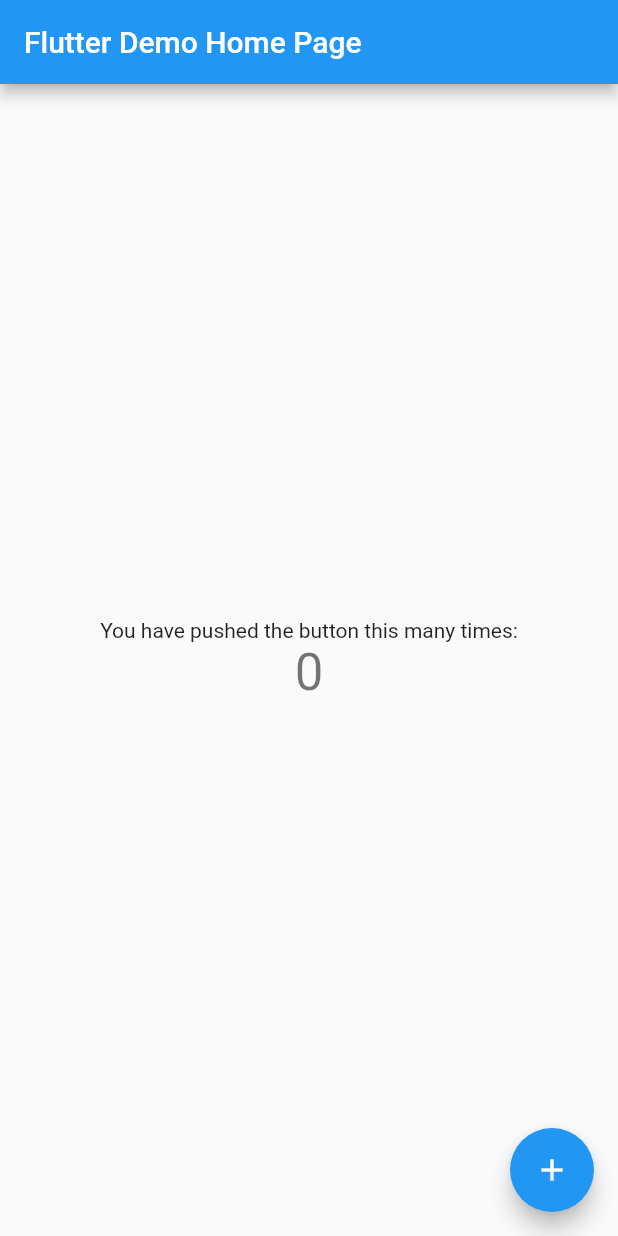
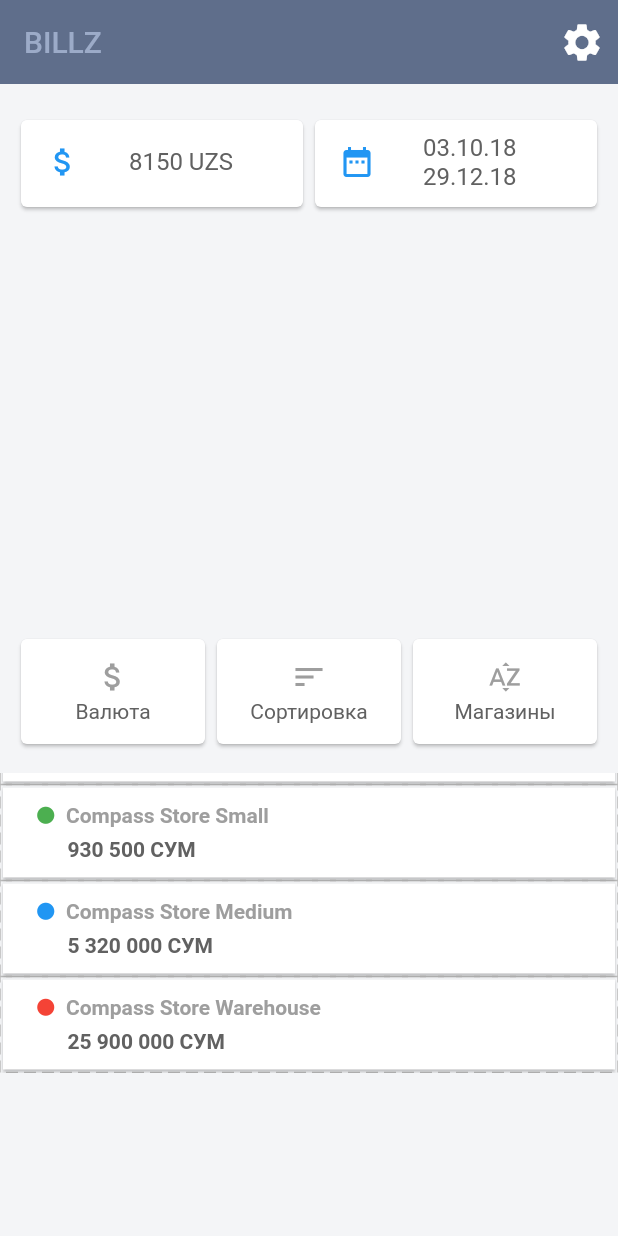
Before and after one commit to kazimVahobov/SampleApp, a Flutter app: the screen it shows after launch, on a phone screen of 412 x 824 dp. Run offline on Flutter 3.47's test engine with Material 2 defaults, Android fonts, the phone set to English and light mode, and no system bars; drawn by our look-alikes of dotted_border.

```diff
--- /dev/null
+++ b/lib/home_screen.dart
@@ -0,0 +1,83 @@
+import 'package:SampleApp/widgets/clickable_card.dart';
+import 'package:SampleApp/widgets/store_card.dart';
+import 'package:SampleApp/widgets/unclickable_card.dart';
+import 'package:dotted_border/dotted_border.dart';
+import 'package:flutter/cupertino.dart';
+import 'package:flutter/material.dart';
+
+import 'models/store_data.model.dart';
+
+class HomeScreen extends StatefulWidget {
+  @override
+  _HomeScreenState createState() => _HomeScreenState();
+}
+
+class _HomeScreenState extends State<HomeScreen> {
+  @override
+  Widget build(BuildContext context) {
+    return Scaffold(
+      backgroundColor: Theme.of(context).primaryColor,
+      appBar: AppBar(
+        title: Text(
+          'BILLZ',
+          style: TextStyle(
+              fontSize: 20.0, color: Color.fromARGB(255, 156, 171, 200)),
+        ),
+        backgroundColor: Theme.of(context).accentColor,
+        elevation: 0.0,
+        actions: <Widget>[
+          IconButton(
+            icon: Icon(Icons.settings),
+            iconSize: 30.0,
+            color: Colors.white,
+            onPressed: () {},
+          ),
+        ],
+      ),
+      body: Container(
+        child: Column(
+          children: <Widget>[
+            Padding(
+              padding: EdgeInsets.symmetric(vertical: 20.0, horizontal: 10.0),
+              child: Row(
+                mainAxisSize: MainAxisSize.max,
+                mainAxisAlignment: MainAxisAlignment.spaceBetween,
+                children: <Widget>[
+                  UnClickableCard(icon: Icons.attach_money, label: '8150 UZS'),
+                  UnClickableCard(
+                      icon: Icons.date_range, label: '03.10.18 29.12.18')
+                ],
+              ),
+            ),
+            Container(
+              height: 250,
+            ),
+            Padding(
+              padding: EdgeInsets.symmetric(vertical: 10.0, horizontal: 10.0),
+              child: Row(
+                mainAxisSize: MainAxisSize.max,
+                mainAxisAlignment: MainAxisAlignment.spaceBetween,
+                children: <Widget>[
+                  ClickableCard(icon: Icons.attach_money, label: 'Валюта'),
+                  ClickableCard(icon: Icons.sort, label: 'Сортировка'),
+                  ClickableCard(icon: Icons.sort_by_alpha, label: 'Магазины')
+                ],
+              ),
+            ),
+            Padding(
+              padding: EdgeInsets.symmetric(vertical: 5.0),
+              child: Container(
+                  height: 200,
+                  child: ListView.builder(
+                      reverse: true,
+                      itemCount: stores.length,
+                      itemBuilder: (BuildContext context, int index) {
+                        return StoreCard(data: stores[index]);
+                      })),
+            )
+          ],
+        ),
+      ),
+    );
+  }
+}
--- a/lib/main.dart
+++ b/lib/main.dart
@@ -1,117 +1,21 @@
 import 'package:flutter/material.dart';
 
-void main() {
-  runApp(MyApp());
-}
+import 'home_screen.dart';
+
+void main() => runApp(MyApp());
 
 class MyApp extends StatelessWidget {
   // This widget is the root of your application.
   @override
   Widget build(BuildContext context) {
     return MaterialApp(
-      title: 'Flutter Demo',
+      title: 'BILLZ',
+      debugShowCheckedModeBanner: false,
       theme: ThemeData(
-        // This is the theme of your application.
-        //
-        // Try running your application with "flutter run". You'll see the
-        // application has a blue toolbar. Then, without quitting the app, try
-        // changing the primarySwatch below to Colors.green and then invoke
-        // "hot reload" (press "r" in the console where you ran "flutter run",
-        // or simply save your changes to "hot reload" in a Flutter IDE).
-        // Notice that the counter didn't reset back to zero; the application
-        // is not restarted.
-        primarySwatch: Colors.blue,
-        // This makes the visual density adapt to the platform that you run
-        // the app on. For desktop platforms, the controls will be smaller and
-        // closer together (more dense) than on mobile platforms.
-        visualDensity: VisualDensity.adaptivePlatformDensity,
+        primaryColor: Color.fromARGB(255, 244, 245, 247),
+        accentColor: Color.fromARGB(255, 95, 110, 139),
       ),
-      home: MyHomePage(title: 'Flutter Demo Home Page'),
+      home: HomeScreen(),
     );
   }
 }
-
-class MyHomePage extends StatefulWidget {
-  MyHomePage({Key key, this.title}) : super(key: key);
-
-  // This widget is the home page of your application. It is stateful, meaning
-  // that it has a State object (defined below) that contains fields that affect
-  // how it looks.
-
-  // This class is the configuration for the state. It holds the values (in this
-  // case the title) provided by the parent (in this case the App widget) and
-  // used by the build method of the State. Fields in a Widget subclass are
-  // always marked "final".
-
-  final String title;
-
-  @override
-  _MyHomePageState createState() => _MyHomePageState();
-}
-
-class _MyHomePageState extends State<MyHomePage> {
-  int _counter = 0;
-
-  void _incrementCounter() {
-    setState(() {
-      // This call to setState tells the Flutter framework that something has
-      // changed in this State, which causes it to rerun the build method below
-      // so that the display can reflect the updated values. If we changed
-      // _counter without calling setState(), then the build method would not be
-      // called again, and so nothing would appear to happen.
-      _counter++;
-    });
-  }
-
-  @override
-  Widget build(BuildContext context) {
-    // This method is rerun every time setState is called, for instance as done
-    // by the _incrementCounter method above.
-    //
-    // The Flutter framework has been optimized to make rerunning build methods
-    // fast, so that you can just rebuild anything that needs updating rather
-    // than having to individually change instances of widgets.
-    return Scaffold(
-      appBar: AppBar(
-        // Here we take the value from the MyHomePage object that was created by
-        // the App.build method, and use it to set our appbar title.
-        title: Text(widget.title),
-      ),
-      body: Center(
-        // Center is a layout widget. It takes a single child and positions it
-        // in the middle of the parent.
-        child: Column(
-          // Column is also a layout widget. It takes a list of children and
-          // arranges them vertically. By default, it sizes itself to fit its
-          // children horizontally, and tries to be as tall as its parent.
-          //
-          // Invoke "debug painting" (press "p" in the console, choose the
-          // "Toggle Debug Paint" action from the Flutter Inspector in Android
-          // Studio, or the "Toggle Debug Paint" command in Visual Studio Code)
-          // to see the wireframe for each widget.
-          //
-          // Column has various properties to control how it sizes itself and
-          // how it positions its children. Here we use mainAxisAlignment to
-          // center the children vertically; the main axis here is the vertical
-          // axis because Columns are vertical (the cross axis would be
-          // horizontal).
-          mainAxisAlignment: MainAxisAlignment.center,
-          children: <Widget>[
-            Text(
-              'You have pushed the button this many times:',
-            ),
-            Text(
-              '$_counter',
-              style: Theme.of(context).textTheme.headline4,
-            ),
-          ],
-        ),
-      ),
-      floatingActionButton: FloatingActionButton(
-        onPressed: _incrementCounter,
-        tooltip: 'Increment',
-        child: Icon(Icons.add),
-      ), // This trailing comma makes auto-formatting nicer for build methods.
-    );
-  }
-}
--- /dev/null
+++ b/lib/models/store_data.model.dart
@@ -0,0 +1,42 @@
+class StoreData {
+  String tag;
+  String label;
+  String sum;
+  String currency;
+
+  StoreData({this.tag, this.label, this.sum, this.currency});
+}
+
+final StoreData firstStore = new StoreData(
+    tag: 'red',
+    label: 'Compass Store Warehouse',
+    sum: '25 900 000',
+    currency: 'СУМ');
+final StoreData secondStore = new StoreData(
+    tag: 'blue',
+    label: 'Compass Store Medium',
+    sum: '5 320 000',
+    currency: 'СУМ');
+final StoreData thirdStore = new StoreData(
+    tag: 'green',
+    label: 'Compass Store Small',
+    sum: '930 500',
+    currency: 'СУМ');
+final StoreData fourthStore = new StoreData(
+    tag: 'red',
+    label: 'Compass Store Fourth',
+    sum: '25 900 000',
+    currency: 'СУМ');
+final StoreData fifthStore = new StoreData(
+    tag: 'green',
+    label: 'Compass Store Fifth',
+    sum: '25 600 000',
+    currency: 'СУМ');
+
+List<StoreData> stores = [
+  firstStore,
+  secondStore,
+  thirdStore,
+  fourthStore,
+  fifthStore
+];
--- /dev/null
+++ b/lib/styles/card_label.dart
@@ -0,0 +1,9 @@
+import 'package:flutter/material.dart';
+
+class CardLabelStyle {
+  static TextStyle cardLabelStyle(BuildContext context) {
+    return TextStyle(
+        color: Colors.grey[700]
+    );
+  }
+}
--- /dev/null
+++ b/lib/widgets/clickable_card.dart
@@ -0,0 +1,39 @@
+import 'package:SampleApp/styles/card_label.dart';
+import 'package:flutter/material.dart';
+
+class ClickableCard extends StatefulWidget {
+  final IconData icon;
+  final String label;
+
+  ClickableCard({this.icon, this.label});
+
+  @override
+  _ClickableCardState createState() => _ClickableCardState();
+}
+
+class _ClickableCardState extends State<ClickableCard> {
+  @override
+  Widget build(BuildContext context) {
+    return Expanded(
+      child: Card(
+        child: InkWell(
+          child: Container(
+            height: 70,
+            child: Column(
+              mainAxisAlignment: MainAxisAlignment.center,
+              children: <Widget>[
+                Icon(widget.icon, color: Colors.grey),
+                SizedBox(height: 3.0),
+                Text(
+                  widget.label,
+                  style: CardLabelStyle.cardLabelStyle(context),
+                )
+              ],
+            ),
+          ),
+          onTap: () {},
+        ),
+      ),
+    );
+  }
+}
--- /dev/null
+++ b/lib/widgets/store_card.dart
@@ -0,0 +1,73 @@
+import 'package:SampleApp/models/store_data.model.dart';
+import 'package:dotted_border/dotted_border.dart';
+import 'package:flutter/material.dart';
+
+class StoreCard extends StatefulWidget {
+
+  final StoreData data;
+
+  StoreCard({this.data});
+
+  @override
+  _StoreCardState createState() => _StoreCardState();
+}
+
+class _StoreCardState extends State<StoreCard> {
+
+  _getTagColor(String tag) {
+    if (tag == 'red') return Colors.red;
+    else if (tag == 'blue') return Colors.blue;
+    else if (tag == 'green') return Colors.green;
+  }
+
+  _getSum(String sum, String currency) {
+    return sum + ' ' + currency;
+  }
+
+  @override
+  Widget build(BuildContext context) {
+    return DottedBorder(
+      color: Colors.grey[400],
+      strokeWidth: 1,
+      dashPattern: [8, 4],
+      child: Card(
+        margin: EdgeInsets.all(0),
+        shape: RoundedRectangleBorder(borderRadius: BorderRadius.circular(0)),
+        child: InkWell(
+          child: Container(
+            padding: EdgeInsets.fromLTRB(20.0, 5.0, 10.0, 5.0),
+            height: 60,
+            child: Column(
+              mainAxisAlignment: MainAxisAlignment.center,
+              children: <Widget>[
+                Row(
+                  children: <Widget>[
+                    Icon(Icons.fiber_manual_record,
+                        color: _getTagColor(widget.data.tag), size: 17.0),
+                    SizedBox(width: 5.0),
+                    Text(widget.data.label,
+                        style: TextStyle(
+                            color: Colors.grey, fontWeight: FontWeight.bold))
+                  ],
+                ),
+                SizedBox(height: 5.0),
+                Row(
+                  children: <Widget>[
+                    Icon(Icons.fiber_manual_record,
+                        color: Colors.transparent, size: 18.0),
+                    SizedBox(width: 5.0),
+                    Text(_getSum(widget.data.sum, widget.data.currency),
+                        style: TextStyle(
+                            color: Colors.grey[700],
+                            fontWeight: FontWeight.bold))
+                  ],
+                ),
+              ],
+            ),
+          ),
+          onTap: () {},
+        ),
+      ),
+    );
+  }
+}
--- /dev/null
+++ b/lib/widgets/unclickable_card.dart
@@ -0,0 +1,36 @@
+import 'package:SampleApp/styles/card_label.dart';
+import 'package:flutter/material.dart';
+
+class UnClickableCard extends StatefulWidget {
+  final IconData icon;
+  final String label;
+
+  UnClickableCard({this.icon, this.label});
+
+  @override
+  _UnClickableCardState createState() => _UnClickableCardState();
+}
+
+class _UnClickableCardState extends State<UnClickableCard> {
+  @override
+  Widget build(BuildContext context) {
+    return Expanded(
+      child: Card(
+        child: Container(
+          height: 58,
+          child: Column(
+            children: <Widget>[
+              ListTile(
+                leading: Icon(widget.icon, color: Colors.blue),
+                title: Text(
+                  widget.label,
+                  style: CardLabelStyle.cardLabelStyle(context),
+                ),
+              )
+            ],
+          ),
+        ),
+      ),
+    );
+  }
+}
--- a/pubspec.yaml
+++ b/pubspec.yaml
@@ -21,6 +21,7 @@ environment:
   sdk: ">=2.7.0 <3.0.0"
 
 dependencies:
+  dotted_border:
   flutter:
     sdk: flutter
 
```
Also changed, not shown: pubspec.lock.
